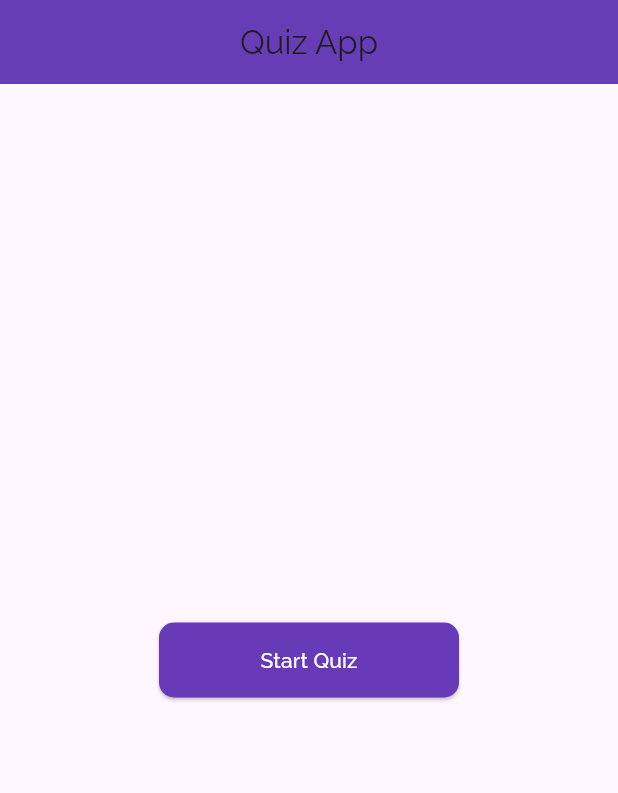
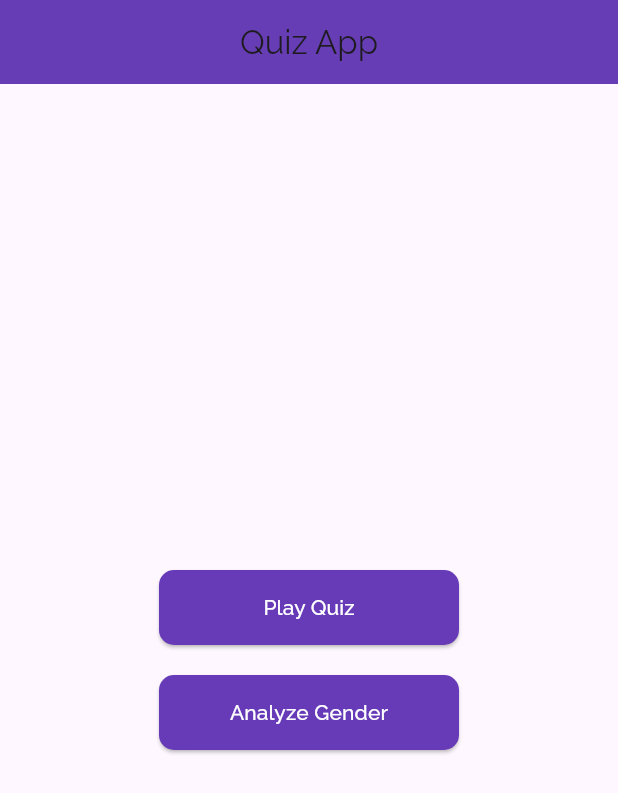
Before and after one commit to pawal-karki/quiz_app_flutter, a Flutter app: the screen it shows after launch, on a phone screen of 412 x 824 dp. Shown: the top 793 px of the screen. Run offline on Flutter 3.47's test engine with Material 3 defaults, Android fonts, the phone set to English and light mode, and no system bars; our stand-ins replace google_fonts.

Commit message:
quiz-serializers-views and question-api

```diff
--- a/lib/main.dart
+++ b/lib/main.dart
@@ -1,7 +1,11 @@
+import 'dart:convert';
+
 import 'package:flutter/material.dart';
 // import 'dart:convert';
 // import 'package:flutter/services.dart';
 import 'package:google_fonts/google_fonts.dart';
+import 'package:quiz/screens/gender_screen.dart';
+import 'package:quiz/screens/quiz_screen.dart';
 import '../models/quiz_models.dart';
 import '../services/quiz_service.dart';
 
@@ -16,7 +20,7 @@ class MyApp extends StatelessWidget {
   Widget build(BuildContext context) {
     return MaterialApp(
         debugShowCheckedModeBanner: false,
-      home: QuizHomePage(),
+        home: MainQuizHome(),
         theme: ThemeData(
             textTheme: GoogleFonts.ralewayTextTheme(),
             elevatedButtonTheme: ElevatedButtonThemeData(
@@ -24,94 +28,18 @@ class MyApp extends StatelessWidget {
                 foregroundColor: Colors.white,
                 backgroundColor: Colors.deepPurple,
                 shape: RoundedRectangleBorder(
-              borderRadius: BorderRadius.circular(10)
-          ),
+                    borderRadius: BorderRadius.circular(10)),
                 fixedSize: Size(200, 50),
               ),
-      )
-    )
-    );
+            )));
   }
 }
 
-
-
-class QuizHomePage extends StatefulWidget {
-  const QuizHomePage({super.key});
-
-  @override
-  State<QuizHomePage> createState() => _QuizHomePageState();
-}
-
-class _QuizHomePageState extends State<QuizHomePage> {
-  List<QuizQuestion>? _questionsList;
-  int _currentQuestionList = 0;
-  int _score = 0;
-  bool _quizFinished = false;
-  bool _startQuiz = false;
-
-
-
-  @override
-  void initState() {
-    super.initState();
-    _loadQuestions();
-  }
-
-  Future<void> _loadQuestions() async {
-    List<QuizQuestion> questions = await fetchQuizQuestions();
-    setState(() {
-      _questionsList = questions;
-    });
-  }
-
-  void _answerQuestion(String answer) {
-    if (answer == _questionsList![_currentQuestionList].answer) {
-      _score++;
-    }
-    setState(() {
-      if (_currentQuestionList < _questionsList!.length - 1) {
-        _currentQuestionList++;
-      } else {
-        _quizFinished = true;
-      }
-    });
-  }
-
-  void _restartQuiz() {
-    setState(() {
-      _currentQuestionList = 0;
-      _score = 0;
-      _quizFinished = false;
-    });
-  }
-  void _startQuizBtn(){
-    setState((){
-      _startQuiz = true;
-    });
-  }
-
-  Widget _buildOptionButton(String option) {
-    return ElevatedButton(
-      onPressed: () {
-        _answerQuestion(option);
-      },
-      child: Text(option),
-    );
-  }
-
-  List<Widget> _buildOptions() {
-    List<Widget> options = [];
-    for (String option in _questionsList![_currentQuestionList].options) {
-      options.add(_buildOptionButton(option));
-      options.add(SizedBox(height: 10));
-    }
-    return options;
-  }
+class MainQuizHome extends StatelessWidget {
+  const MainQuizHome({super.key});
 
   @override
   Widget build(BuildContext context) {
-    if (!_startQuiz){
     return Scaffold(
       appBar: AppBar(
         title: Text("Quiz App"),
@@ -120,56 +48,27 @@ class _QuizHomePageState extends State<QuizHomePage> {
         elevation: 10,
       ),
       body: Center(
-          child: ElevatedButton(
-            onPressed: _startQuizBtn,
-            child: Text('Start Quiz'),
-          ),
-        ),
-      );
-    }
-    else if (_quizFinished) {
-      return Scaffold(
-          appBar: AppBar(
-              title: Text(
-            "Sample Quiz",
-            style: TextStyle(color: Colors.white),
-
-          )),
-          body: Center(
         child: Column(
           mainAxisAlignment: MainAxisAlignment.center,
           children: [
-                Text('Your Score: $_score/ ${_questionsList!.length}'),
+            ElevatedButton(
+              onPressed: () {
+                Navigator.push(context,
+                    MaterialPageRoute(builder: (context) => QuizHomePage()));
+              },
+              child: Text('Play Quiz'),
+            ),
             SizedBox(height: 20),
             ElevatedButton(
-                  onPressed: _restartQuiz,
-                  child: Text('Restart Quiz'),
+              onPressed: () {
+                Navigator.push(context,
+                    MaterialPageRoute(builder: (context) => GenderScreen()));
+              },
+              child: Text('Analyze Gender'),
             ),
           ],
-            ),
-          ));
-    } else {
-      return Scaffold(
-        appBar: AppBar(
-          title: Text("Quiz App"),
-          centerTitle: true,
-          backgroundColor: Colors.deepPurple,
-          elevation: 10,
-        ),
-        body: Padding(
-          padding: const EdgeInsets.all(20),
-          child: Center(
-            child: Column(
-              mainAxisAlignment: MainAxisAlignment.center,
-              children: [
-                Text(_questionsList![_currentQuestionList].question),
-                SizedBox(height: 20),
-                ..._buildOptions(),
-              ],
-            ),
         ),
       ),
     );
   }
 }
-}
```
Also changed, not shown: lib/models/gender_model.dart (added, +21 -0 lines), lib/screens/gender_screen.dart (added, +68 -0 lines), lib/screens/quiz_screen.dart (added, +143 -0 lines), lib/services/gender_service.dart (added, +15 -0 lines). Lines whose indentation alone changed are shown as unchanged.
